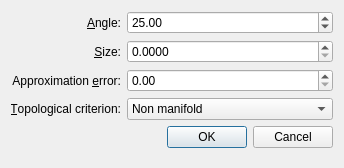
Old version of the form Polyhedron/demo/Polyhedron/Plugins/Surface_mesh/Remeshing_dialog.ui in the repository CGAL/cgal.
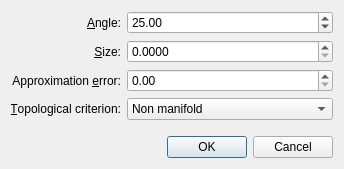
New version of the form.

Diff of the .ui file:
```diff
--- a/Polyhedron/demo/Polyhedron/Plugins/Surface_mesh/Remeshing_dialog.ui
+++ b/Polyhedron/demo/Polyhedron/Plugins/Surface_mesh/Remeshing_dialog.ui
@@ -7,7 +7,7 @@
     <x>0</x>
     <y>0</y>
     <width>344</width>
-    <height>168</height>
+    <height>169</height>
    </rect>
   </property>
   <property name="windowTitle">
@@ -112,16 +112,6 @@
      </item>
     </layout>
    </item>
-   <item>
-    <widget class="QDialogButtonBox" name="buttonBox">
-     <property name="orientation">
-      <enum>Qt::Horizontal</enum>
-     </property>
-     <property name="standardButtons">
-      <set>QDialogButtonBox::Cancel|QDialogButtonBox::Ok</set>
-     </property>
-    </widget>
-   </item>
    <item>
     <spacer name="verticalSpacer">
      <property name="orientation">
@@ -135,6 +125,16 @@
      </property>
     </spacer>
    </item>
+   <item>
+    <widget class="QDialogButtonBox" name="buttonBox">
+     <property name="orientation">
+      <enum>Qt::Horizontal</enum>
+     </property>
+     <property name="standardButtons">
+      <set>QDialogButtonBox::Cancel|QDialogButtonBox::Ok</set>
+     </property>
+    </widget>
+   </item>
   </layout>
  </widget>
  <resources/>
```
